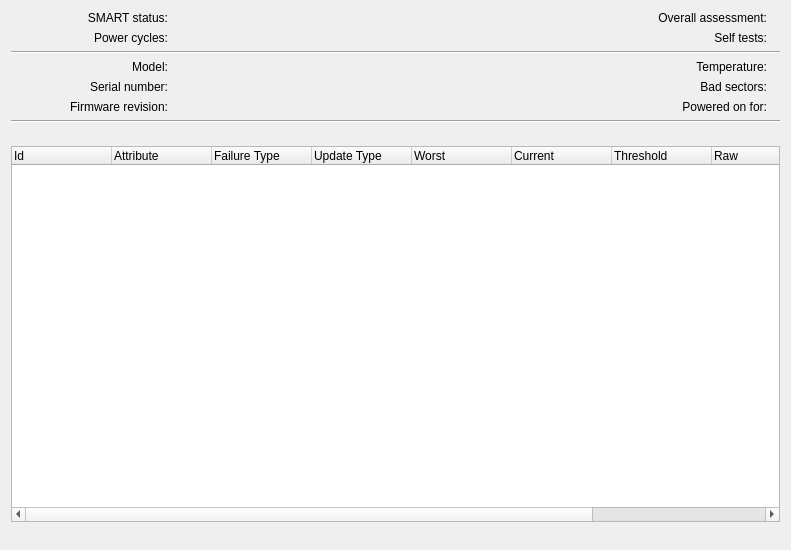
Before: the Qt Designer form src/gui/smartdialogwidgetbase.ui in KDE/partitionmanager, drawn with Qt 5.
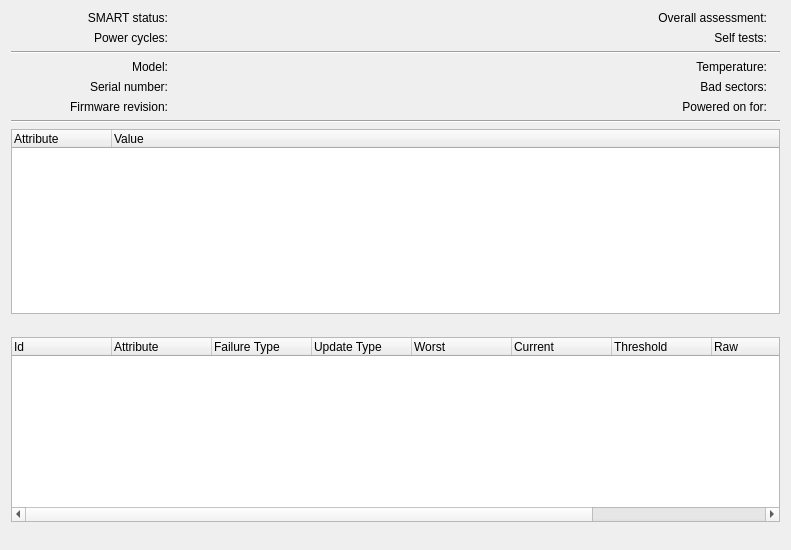
After: the same form once the commit is applied.

The edit to the form file:
```diff
--- a/src/gui/smartdialogwidgetbase.ui
+++ b/src/gui/smartdialogwidgetbase.ui
@@ -341,6 +341,32 @@
      </column>
     </widget>
    </item>
+   <item row="14" column="0" colspan="6">
+    <widget class="QTreeWidget" name="m_TreeNvmeHealth">
+     <property name="alternatingRowColors">
+      <bool>true</bool>
+     </property>
+     <property name="rootIsDecorated">
+      <bool>false</bool>
+     </property>
+     <property name="uniformRowHeights">
+      <bool>true</bool>
+     </property>
+     <property name="allColumnsShowFocus">
+      <bool>true</bool>
+     </property>
+     <column>
+      <property name="text">
+       <string>Attribute</string>
+      </property>
+     </column>
+     <column>
+      <property name="text">
+       <string>Value</string>
+      </property>
+     </column>
+    </widget>
+   </item>
    <item row="17" column="0" colspan="3">
     <spacer name="verticalSpacer_2">
      <property name="orientation">
```
